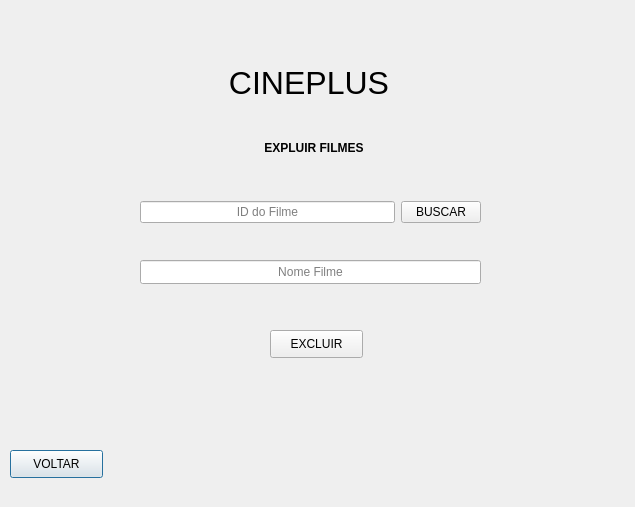
Qt form TELA_EXCLUIR_FILME.ui (Josmateussilva0110/PROJETO_POO) before a commit.
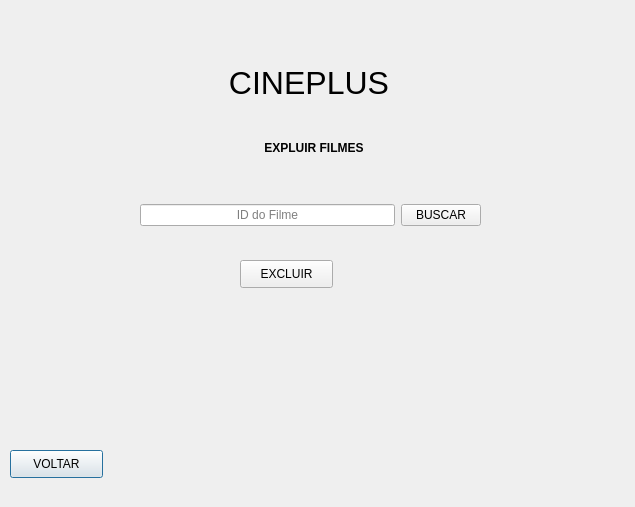
The same form after that commit.

Commit message: funcao de excluir onnnnn

```diff
--- a/TELA_EXCLUIR_FILME.ui
+++ b/TELA_EXCLUIR_FILME.ui
@@ -52,27 +52,11 @@
     <string>VOLTAR</string>
    </property>
   </widget>
-  <widget class="QLineEdit" name="lineEdit_3">
-   <property name="geometry">
-    <rect>
-     <x>140</x>
-     <y>260</y>
-     <width>341</width>
-     <height>24</height>
-    </rect>
-   </property>
-   <property name="alignment">
-    <set>Qt::AlignCenter</set>
-   </property>
-   <property name="placeholderText">
-    <string>Nome Filme</string>
-   </property>
-  </widget>
   <widget class="QPushButton" name="pushButton">
    <property name="geometry">
     <rect>
-     <x>270</x>
-     <y>330</y>
+     <x>240</x>
+     <y>260</y>
      <width>93</width>
      <height>28</height>
     </rect>
@@ -81,7 +65,7 @@
     <string>EXCLUIR</string>
    </property>
   </widget>
-  <widget class="QWidget" name="">
+  <widget class="QWidget" name="layoutWidget">
    <property name="geometry">
     <rect>
      <x>0</x>
@@ -92,7 +76,7 @@
    </property>
    <layout class="QHBoxLayout" name="horizontalLayout_2"/>
   </widget>
-  <widget class="QWidget" name="">
+  <widget class="QWidget" name="layoutWidget">
    <property name="geometry">
     <rect>
      <x>0</x>
@@ -103,13 +87,13 @@
    </property>
    <layout class="QHBoxLayout" name="horizontalLayout_3"/>
   </widget>
-  <widget class="QWidget" name="">
+  <widget class="QWidget" name="layoutWidget">
    <property name="geometry">
     <rect>
      <x>140</x>
      <y>200</y>
      <width>341</width>
-     <height>25</height>
+     <height>30</height>
     </rect>
    </property>
    <layout class="QHBoxLayout" name="horizontalLayout">
```
The commit also changes 19 other files.
